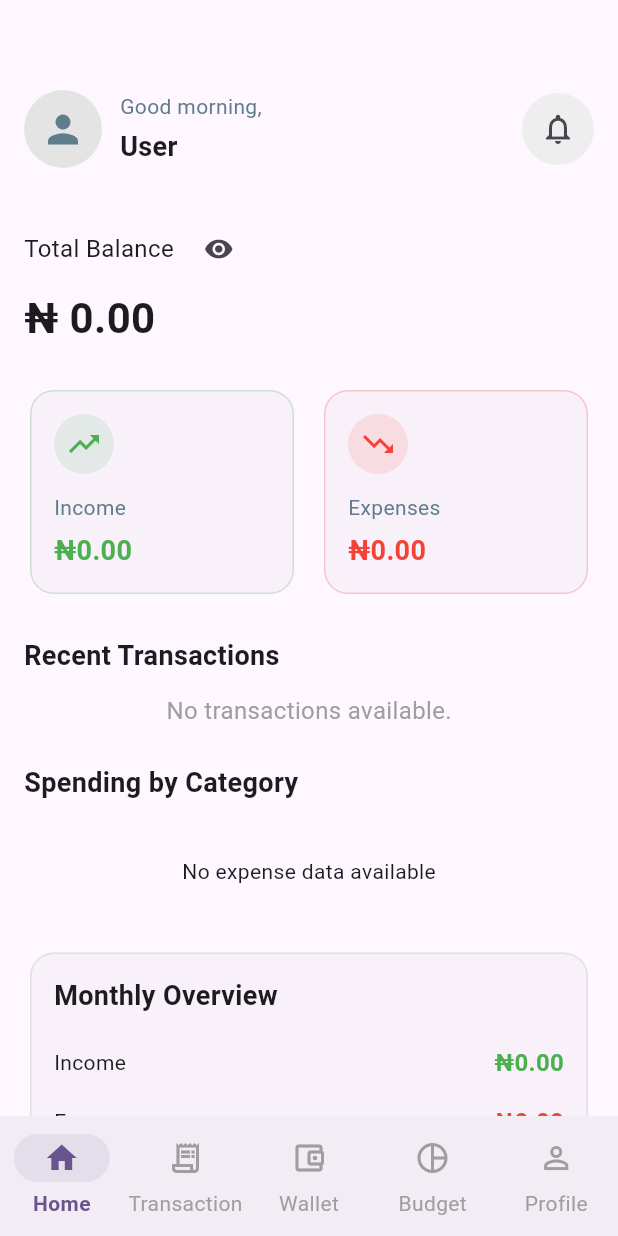
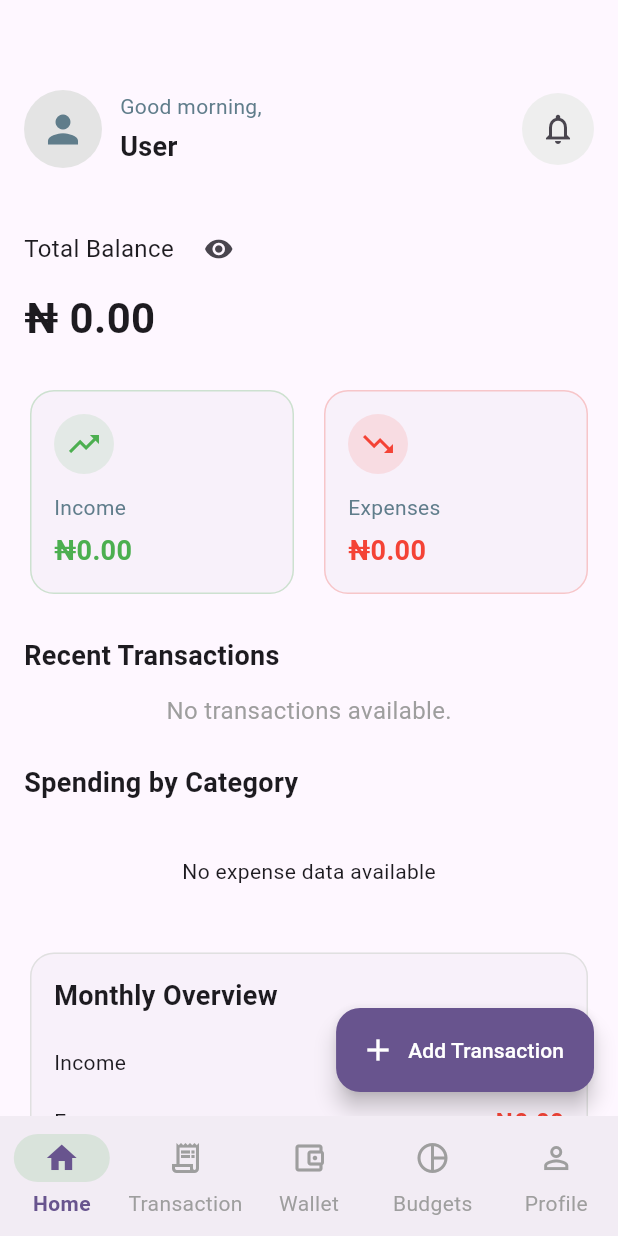
Before and after one commit to eleniyanUXD/expense_tracker, a Flutter app: the screen it shows after launch, on a phone screen of 412 x 824 dp. Run offline on Flutter 3.47's test engine with Material 3 defaults, Android fonts, the phone set to English and light mode, and no system bars; our stand-ins replace fl_chart, hive_flutter; accounts and stored records are empty.

Commit message:
feat(transactions): implement and verify transaction creation from dashboard

```diff
--- a/lib/features/dashboard/presentation/dashboard_screen.dart
+++ b/lib/features/dashboard/presentation/dashboard_screen.dart
@@ -9,6 +9,7 @@ import 'package:expense_tracker/features/dashboard/presentation/widgets/spending
 import 'package:expense_tracker/features/dashboard/presentation/widgets/dashboard_filter.dart';
 import 'package:expense_tracker/features/transactions/models/transaction_model.dart';
 import 'package:expense_tracker/features/dashboard/presentation/widgets/dashboard_header.dart';
+import 'package:expense_tracker/features/transactions/presentation/add_transaction_screen.dart';
 
 class DashboardScreen extends StatefulWidget {
   const DashboardScreen({super.key});
@@ -252,6 +253,22 @@ class _DashboardScreenState extends State<DashboardScreen> {
           ),
         ),
       ),
+      floatingActionButton: FloatingActionButton.extended(
+        onPressed: () {
+          Navigator.push(
+            context,
+            MaterialPageRoute(
+              builder: (context) => const AddTransactionScreen(),
+            ),
+          );
+        },
+        backgroundColor: Theme.of(context).primaryColor,
+        icon: const Icon(Icons.add, color: Colors.white),
+        label: const Text(
+          'Add Transaction',
+          style: TextStyle(color: Colors.white),
+        ),
+      ),
     );
   }
 }
--- a/lib/features/transactions/presentation/transaction_list_screen.dart
+++ b/lib/features/transactions/presentation/transaction_list_screen.dart
@@ -39,10 +39,6 @@ class _TransactionListsScreenState extends State<TransactionListsScreen> {
   Widget build(BuildContext context) {
     return Scaffold(
       appBar: AppBar(
-        leading: IconButton(
-          icon: const Icon(Icons.arrow_back),
-          onPressed: () => Navigator.of(context).pop(),
-        ),
         title: const Text(
           'Transaction List',
           style: TextStyle(fontWeight: FontWeight.w800, fontSize: 18),
--- a/lib/main.dart
+++ b/lib/main.dart
@@ -1,7 +1,3 @@
-import 'package:expense_tracker/features/dashboard/presentation/dashboard_screen.dart';
-import 'package:expense_tracker/features/transactions/presentation/add_transaction_screen.dart';
-import 'package:expense_tracker/features/transactions/presentation/edit_transaction_screen.dart';
-import 'package:expense_tracker/features/transactions/presentation/transaction_list_screen.dart';
 import 'package:flutter/material.dart';
 import 'package:provider/provider.dart';
 import 'package:expense_tracker/database/app_database.dart';
--- a/lib/navigation/main_navigation.dart
+++ b/lib/navigation/main_navigation.dart
@@ -1,3 +1,4 @@
+import 'package:expense_tracker/features/transactions/presentation/transaction_list_screen.dart';
 import 'package:flutter/material.dart';
 import '../features/dashboard/presentation/dashboard_screen.dart';
 import 'package:expense_tracker/navigation/models/navigation_items.dart';
@@ -15,7 +16,7 @@ class _MainNavigationState extends State<MainNavigation> {
 
   final List<Widget> _screens = [
     const DashboardScreen(),
-    const Center(child: Text('Transactions')),
+    const TransactionListsScreen(),
     const Center(child: Text('Wallets')),
     const Center(child: Text('Budgets')),
     const Center(child: Text('Profile')),
@@ -38,7 +39,7 @@ class _MainNavigationState extends State<MainNavigation> {
       selectedIcon: Icons.account_balance_wallet,
     ),
     NavigationItem(
-      label: 'Budget',
+      label: 'Budgets',
       icon: Icons.pie_chart_outline,
       selectedIcon: Icons.pie_chart,
     ),
--- a/lib/navigation/widgets/bottom_nav_bar.dart
+++ b/lib/navigation/widgets/bottom_nav_bar.dart
@@ -18,9 +18,9 @@ class BottomNavBar extends StatelessWidget {
     return NavigationBarTheme(
       data: NavigationBarThemeData(
         labelTextStyle: WidgetStateProperty.resolveWith<TextStyle>((
-          Set<MaterialState> states,
+          Set<WidgetState> states,
         ) {
-          if (states.contains(MaterialState.selected)) {
+          if (states.contains(WidgetState.selected)) {
             return TextStyle(
               color: Theme.of(context).primaryColor,
               fontWeight: FontWeight.bold,
@@ -32,7 +32,7 @@ class BottomNavBar extends StatelessWidget {
       child: NavigationBar(
         selectedIndex: selectedIndex,
         onDestinationSelected: onItemSelected,
-        indicatorColor: Theme.of(context).primaryColor.withOpacity(0.1),
+        indicatorColor: Colors.green.withValues(alpha: 0.15),
 
         labelBehavior: NavigationDestinationLabelBehavior.alwaysShow,
 
```
Also changed, not shown: lib/features/transactions/presentation/widgets/transaction_tile.dart (+10 -0 lines).
